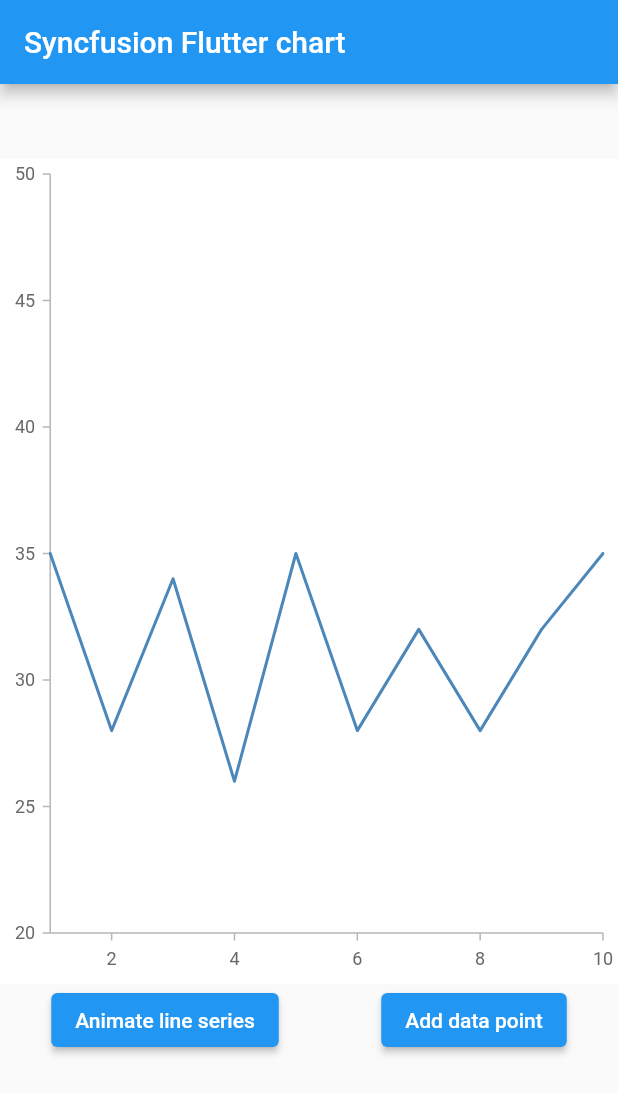
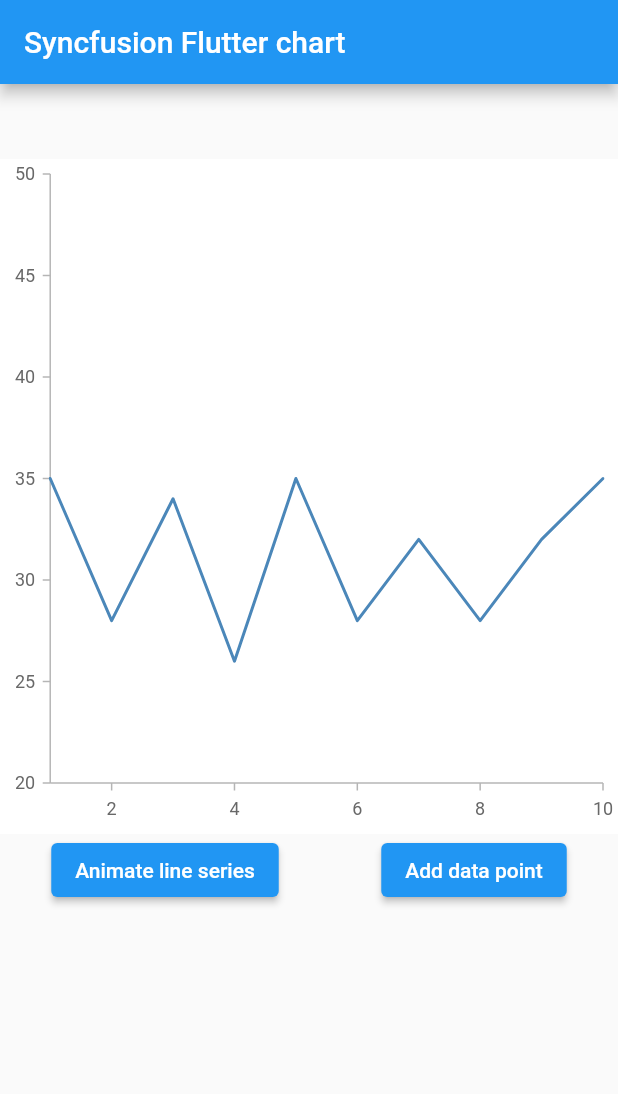
Before and after one commit to SyncfusionExamples/flutter-cartesian-animated-charts, a Flutter app: the screen it shows after launch, on a phone screen of 412 x 824 dp. Shown: the top 1094 px of the screen. Run offline on Flutter 3.47's test engine with Material 2 defaults, Android fonts, the phone set to English and light mode, and no system bars; our stand-ins replace syncfusion_flutter_charts.

Commit message:
Migrated the code with new charts.

```diff
--- a/cartesian_animated_chart/lib/main.dart
+++ b/cartesian_animated_chart/lib/main.dart
@@ -60,7 +60,7 @@ class _MyHomePageState extends State<_MyHomePage> {
             height: 50,
           ),
           Container(
-              height: 550,
+              height: 450,
               child: SfCartesianChart(
                   backgroundColor: Colors.white,
                   plotAreaBorderWidth: 0,
@@ -72,7 +72,7 @@ class _MyHomePageState extends State<_MyHomePage> {
                       minimum: 20,
                       maximum: 50,
                       interval: 5),
-                  series: <ChartSeries<_SalesData, num>>[
+                  series: <LineSeries<_SalesData, num>>[
                     LineSeries<_SalesData, num>(
                       // Animation duration for this line series set to 2000
                       animationDuration: 2000,
@@ -98,7 +98,7 @@ class _MyHomePageState extends State<_MyHomePage> {
                           _chartSeriesController?.animate();
                         },
                         child: Text('Animate line series',
-                            textScaleFactor: 1,
+                            textScaler: TextScaler.linear(1),
                             style: TextStyle(color: Colors.white)),
                       ))),
               Container(
@@ -110,7 +110,7 @@ class _MyHomePageState extends State<_MyHomePage> {
                           addChartData();
                         },
                         child: Text('Add data point',
-                            textScaleFactor: 1,
+                            textScaler: TextScaler.linear(1),
                             style: TextStyle(color: Colors.white)),
                       ))),
             ],
```
